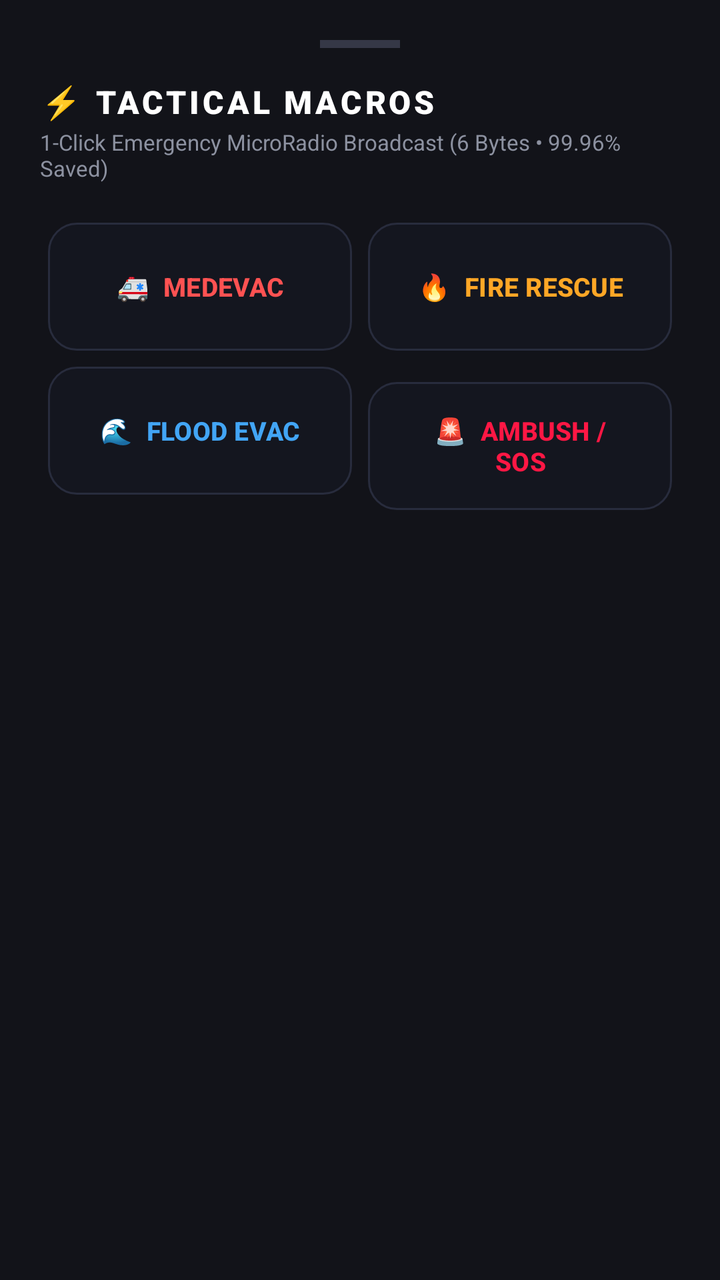
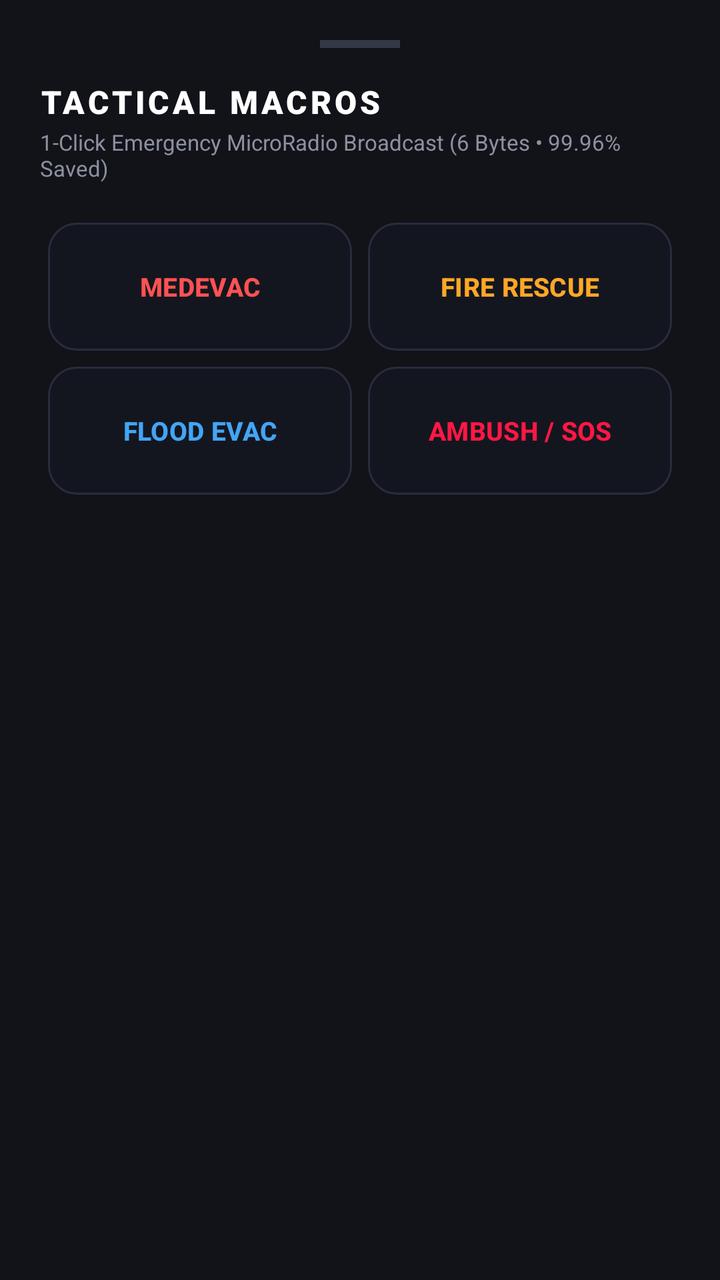

Before-and-after screenshots of an Android layout around one commit, followed by the original layout XML and the change that was made.
<!-- AndroidManifest.xml: application theme Theme.VaaniSetu -->
<!-- res/layout/sheet_tactical_macros.xml -->
<?xml version="1.0" encoding="utf-8"?>
<LinearLayout xmlns:android="http://schemas.android.com/apk/res/android"
    xmlns:app="http://schemas.android.com/apk/res-auto"
    android:layout_width="match_parent"
    android:layout_height="wrap_content"
    android:background="#121319"
    android:orientation="vertical"
    android:padding="20dp">

    
    <View
        android:layout_width="40dp"
        android:layout_height="4dp"
        android:layout_gravity="center_horizontal"
        android:layout_marginBottom="16dp"
        android:background="#353846" />

    <TextView
        android:layout_width="wrap_content"
        android:layout_height="wrap_content"
        android:fontFamily="sans-serif-black"
        android:letterSpacing="0.1"
        android:text="⚡ TACTICAL MACROS"
        android:textColor="#FFFFFF"
        android:textSize="16sp" />

    <TextView
        android:layout_width="wrap_content"
        android:layout_height="wrap_content"
        android:layout_marginTop="2dp"
        android:text="1-Click Emergency MicroRadio Broadcast (6 Bytes • 99.96% Saved)"
        android:textColor="#8C91A0"
        android:textSize="11sp" />

    
    <GridLayout
        android:layout_width="match_parent"
        android:layout_height="wrap_content"
        android:layout_marginTop="16dp"
        android:columnCount="2"
        android:rowCount="2">

        <Button
            android:id="@+id/btn_sheet_medevac"
            android:layout_width="0dp"
            android:layout_height="64dp"
            android:layout_columnWeight="1"
            android:layout_margin="4dp"
            android:background="@drawable/bg_dock_button"
            app:backgroundTint="@null"
            android:text="🚑  MEDEVAC"
            android:textColor="#FF5252"
            android:textSize="13sp"
            android:textStyle="bold" />

        <Button
            android:id="@+id/btn_sheet_fire"
            android:layout_width="0dp"
            android:layout_height="64dp"
            android:layout_columnWeight="1"
            android:layout_margin="4dp"
            android:background="@drawable/bg_dock_button"
            app:backgroundTint="@null"
            android:text="🔥  FIRE RESCUE"
            android:textColor="#FFA726"
            android:textSize="13sp"
            android:textStyle="bold" />

        <Button
            android:id="@+id/btn_sheet_flood"
            android:layout_width="0dp"
            android:layout_height="64dp"
            android:layout_columnWeight="1"
            android:layout_margin="4dp"
            android:background="@drawable/bg_dock_button"
            app:backgroundTint="@null"
            android:text="🌊  FLOOD EVAC"
            android:textColor="#42A5F5"
            android:textSize="13sp"
            android:textStyle="bold" />

        <Button
            android:id="@+id/btn_sheet_ambush"
            android:layout_width="0dp"
            android:layout_height="64dp"
            android:layout_columnWeight="1"
            android:layout_margin="4dp"
            android:background="@drawable/bg_dock_button"
            app:backgroundTint="@null"
            android:text="🚨  AMBUSH / SOS"
            android:textColor="#FF1744"
            android:textSize="13sp"
            android:textStyle="bold" />
    </GridLayout>

</LinearLayout>
<!-- resources referenced by this layout -->
<resources>
  <!-- drawable bg_dock_button (drawable) -->
  <?xml version="1.0" encoding="utf-8"?>
  <ripple xmlns:android="http://schemas.android.com/apk/res/android"
      android:color="#30FFFFFF">
      <item>
          <shape android:shape="rectangle">
              <solid android:color="#14161F" />
              <stroke android:width="1dp" android:color="#282C3D" />
              <corners android:radius="14dp" />
          </shape>
      </item>
  </ripple>
  <style name="Theme.VaaniSetu" parent="Theme.Material3.Dark.NoActionBar">
          <item name="colorPrimary">#D8C9A9</item>
          <item name="colorOnPrimary">#16171B</item>
          <item name="colorPrimaryContainer">#3A3B40</item>
          <item name="colorOnPrimaryContainer">#E8DCBE</item>
          <item name="colorSecondary">#4ADE80</item>
          <item name="colorOnSecondary">#16171B</item>
          <item name="colorError">#EF4444</item>
          <item name="colorOnError">#FFFFFF</item>
          <item name="colorSurface">#16171B</item>
          <item name="colorOnSurface">#E8DCBE</item>
          <item name="colorSurfaceVariant">#1E2026</item>
          <item name="android:statusBarColor">#07080B</item>
          <item name="android:navigationBarColor">#07080B</item>
          <item name="android:windowBackground">#07080B</item>
          <item name="android:windowSplashScreenBackground">#07080B</item>
          <item name="android:windowSplashScreenAnimatedIcon">@drawable/ic_launcher_foreground</item>
      </style>
  <!-- drawable ic_launcher_foreground (drawable) -->
  <?xml version="1.0" encoding="utf-8"?>
  <vector xmlns:android="http://schemas.android.com/apk/res/android"
      android:width="108dp"
      android:height="108dp"
      android:viewportWidth="108"
      android:viewportHeight="108">
      
      <path
          android:fillColor="#E6C875"
          android:pathData="M54,58c3.31,0 6,-2.69 6,-6V38c0,-3.31 -2.69,-6 -6,-6s-6,2.69 -6,6v14c0,3.31 2.69,6 6,6z"/>
      
      <path
          android:strokeColor="#E6C875"
          android:strokeWidth="3.2"
          android:strokeLineCap="round"
          android:pathData="M64,48c0,5.52 -4.48,10 -10,10s-10,-4.48 -10,-10"/>
      <path
          android:strokeColor="#E6C875"
          android:strokeWidth="3.2"
          android:strokeLineCap="round"
          android:pathData="M54,58v10M46,68h16"/>
      
      <path
          android:strokeColor="#D4AF37"
          android:strokeWidth="2"
          android:strokeLineCap="round"
          android:pathData="M37,42c-2.5,3.6 -2.5,8.4 0,12"/>
      <path
          android:strokeColor="#D4AF37"
          android:strokeWidth="2"
          android:strokeLineCap="round"
          android:pathData="M71,42c2.5,3.6 2.5,8.4 0,12"/>
      <path
          android:strokeColor="#998030"
          android:strokeWidth="1.8"
          android:strokeLineCap="round"
          android:pathData="M31,37c-4.5,6.2 -4.5,13.8 0,20"/>
      <path
          android:strokeColor="#998030"
          android:strokeWidth="1.8"
          android:strokeLineCap="round"
          android:pathData="M77,37c4.5,6.2 4.5,13.8 0,20"/>
  </vector>
</resources>

<!-- the commit's change to res/layout/sheet_tactical_macros.xml (unified diff, before → after) -->
@@ -20,7 +20,7 @@
         android:layout_height="wrap_content"
         android:fontFamily="sans-serif-black"
         android:letterSpacing="0.1"
-        android:text="⚡ TACTICAL MACROS"
+        android:text="TACTICAL MACROS"
         android:textColor="#FFFFFF"
         android:textSize="16sp" />
 
@@ -48,7 +48,7 @@
             android:layout_margin="4dp"
             android:background="@drawable/bg_dock_button"
             app:backgroundTint="@null"
-            android:text="🚑  MEDEVAC"
+            android:text="MEDEVAC"
             android:textColor="#FF5252"
             android:textSize="13sp"
             android:textStyle="bold" />
@@ -61,7 +61,7 @@
             android:layout_margin="4dp"
             android:background="@drawable/bg_dock_button"
             app:backgroundTint="@null"
-            android:text="🔥  FIRE RESCUE"
+            android:text="FIRE RESCUE"
             android:textColor="#FFA726"
             android:textSize="13sp"
             android:textStyle="bold" />
@@ -74,7 +74,7 @@
             android:layout_margin="4dp"
             android:background="@drawable/bg_dock_button"
             app:backgroundTint="@null"
-            android:text="🌊  FLOOD EVAC"
+            android:text="FLOOD EVAC"
             android:textColor="#42A5F5"
             android:textSize="13sp"
             android:textStyle="bold" />
@@ -87,7 +87,7 @@
             android:layout_margin="4dp"
             android:background="@drawable/bg_dock_button"
             app:backgroundTint="@null"
-            android:text="🚨  AMBUSH / SOS"
+            android:text="AMBUSH / SOS"
             android:textColor="#FF1744"
             android:textSize="13sp"
             android:textStyle="bold" />
